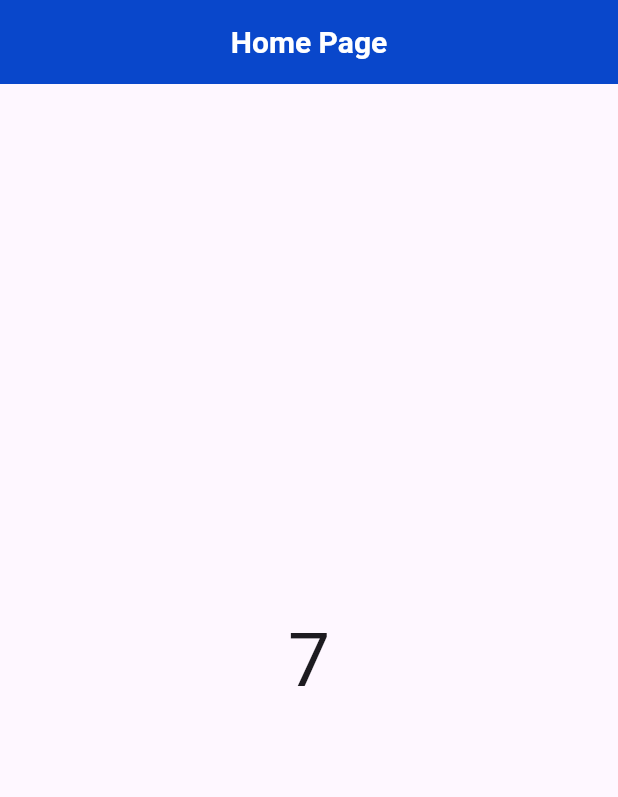
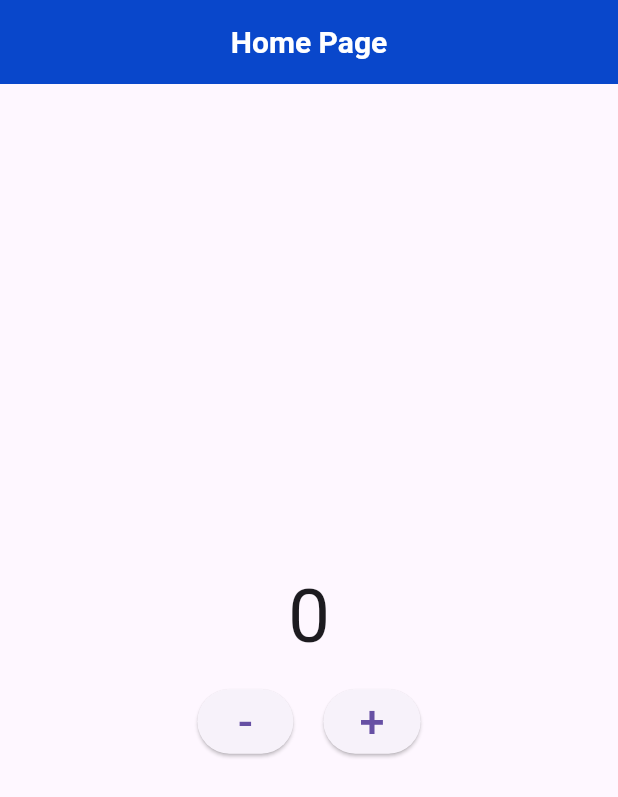
Before and after one commit to AlsoKnownAsZira/zira-bloc, a Flutter app: the screen it shows after launch, on a phone screen of 412 x 824 dp. Shown: the top 797 px of the screen. Run offline on Flutter 3.47's test engine with Material 3 defaults, Android fonts, the phone set to English and light mode, and no system bars; our stand-ins replace bloc.

Commit message:
2.Basic Cubit

```diff
--- a/lib/home_page.dart
+++ b/lib/home_page.dart
@@ -1,44 +1,87 @@
 import 'package:flutter/material.dart';
+import 'package:bloc/bloc.dart';
+
+class CounterCubit extends Cubit<int> {
+  int initialData;
+  CounterCubit({this.initialData = 0})
+      : super(
+            initialData); //initialdata is optional, we can use super(0) as well, but this approach is more readable
+
+  void incrementData() {
+    emit(state + 1); //no need to use yield
+  }
+
+  void decrementData() {
+    emit(state - 1);
+  }
+}
 
 class HomePage extends StatelessWidget {
-  const HomePage({super.key});
-
-  Stream<int> countStream() async* { //use async* to create a stream, if asnyc is used, it will expecting a Future
-    for (int i = 1; i <= 10; i++) {
-      await Future.delayed(const Duration(seconds: 1));
-      yield i; //used to pass the value to the stream
-    }
-  }
+  CounterCubit myCounter =
+      CounterCubit(); // initialize the counter using the CounterCubit class
+  HomePage({super.key});
 
   @override
   Widget build(BuildContext context) {
     return Scaffold(
         appBar: AppBar(
-        title: const Text("Home Page"), titleTextStyle: const TextStyle(color: Colors.white,fontSize: 20,fontWeight: FontWeight.bold),
+          title: const Text("Home Page"),
+          titleTextStyle: const TextStyle(
+              color: Colors.white, fontSize: 20, fontWeight: FontWeight.bold),
           backgroundColor: const Color.fromARGB(255, 9, 71, 203),
           centerTitle: true,
         ),
-      body: StreamBuilder(
-        stream: countStream(),//using the stream
+        body: Column(
+          mainAxisAlignment: MainAxisAlignment.center,
+          children: [
+            StreamBuilder(
+              stream: myCounter.stream,
+              initialData: myCounter.initialData,
               builder: (context, snapshot) {
-          if (snapshot.connectionState == ConnectionState.waiting) {
-            return const Center(
-              child: CircularProgressIndicator(
-
-              )
-            );
-          } else {
                 return Center(
                   child: Text(
-                "${snapshot.data}", //getting the data from the stream
+                    "${snapshot.data}", //display the data from the stream
                     style: const TextStyle(
                       fontSize: 50,
                     ),
                   ),
                 );
-          }
               },
             ),
-    );
+            const SizedBox(
+              height: 10,
+            ),
+            Row(
+              mainAxisAlignment: MainAxisAlignment.center,
+              children: [
+                ElevatedButton(
+                  onPressed: () {
+                    myCounter.decrementData();
+                  },
+                  child: const Text(
+                    "-",
+                    style: TextStyle(
+                      fontSize: 30,
+                    ),
+                  ),
+                ),
+                const SizedBox(
+                  width: 20,
+                ),
+                ElevatedButton(
+                  onPressed: () {
+                    myCounter.incrementData();
+                  },
+                  child: const Text(
+                    "+",
+                    style: TextStyle(
+                      fontSize: 30,
+                    ),
+                  ),
+                ),
+              ],
+            ),
+          ],
+        ));
   }
 }
--- a/lib/main.dart
+++ b/lib/main.dart
@@ -10,7 +10,7 @@
 
   @override
   Widget build(BuildContext context) {
-    return const MaterialApp(
+    return  MaterialApp(
       home: HomePage(),
       debugShowCheckedModeBanner: false,
     );
```
Also changed, not shown: pubspec.yaml (+5 -12 lines), pubspec.lock. Lines whose indentation alone changed are shown as unchanged.
